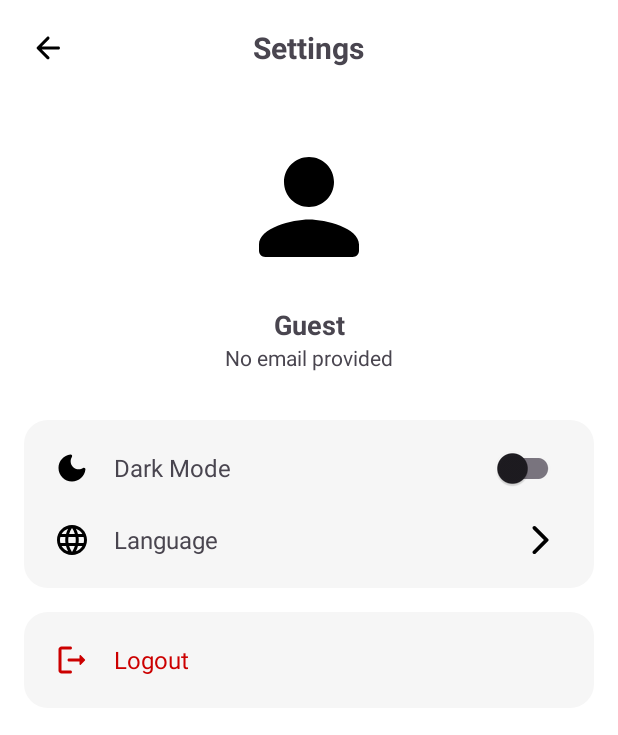
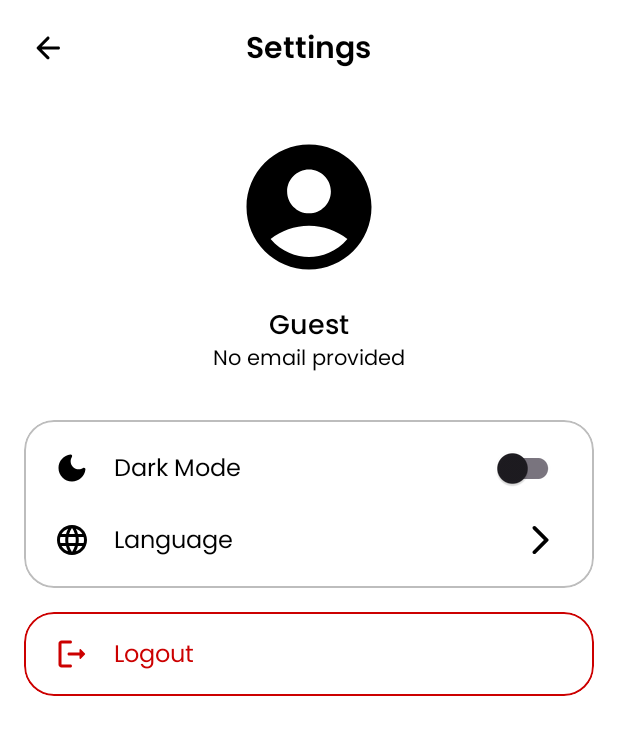
Before and after one commit to zyrridian/storizon-app, an Android app: the SettingsActivity screen opened directly, with no data from a screen before it, on a phone screen of 412 x 824 dp. Shown: the top 735 px of the screen. Run offline under Robolectric (Android 15) with nearby library versions, the phone set to English and light mode, and no system bars; our stand-ins replace CircleImageView.

Commit message:
feat: update settings other layouts

```diff
--- a/app/src/main/AndroidManifest.xml
+++ b/app/src/main/AndroidManifest.xml
@@ -30,7 +30,7 @@
 
         <meta-data
             android:name="com.google.android.geo.API_KEY"
-            android:value="MAPS_API_KEY" />
+            android:value="AIzaSyA_CZFhMsZW_YQx6J3iJZFSnLhnORs3Kx8" />
 
         <receiver
             android:name=".ui.widgets.StoryWidget"
--- a/app/src/main/java/com/example/storyapp/ui/maps/MapsActivity.kt
+++ b/app/src/main/java/com/example/storyapp/ui/maps/MapsActivity.kt
@@ -63,6 +63,7 @@ class MapsActivity : AppCompatActivity(), OnMapReadyCallback {
 
         lifecycleScope.launch {
             token = "Bearer ${SettingsPreferences.getInstance(dataStore).getTokenSession().first()}"
+            token?.let { viewModel.fetchStoriesWithLocation(it) }
         }
 
         val mapFragment = supportFragmentManager.findFragmentById(R.id.maps) as SupportMapFragment
@@ -75,7 +76,6 @@ class MapsActivity : AppCompatActivity(), OnMapReadyCallback {
         super.onResume()
         token?.let { viewModel.fetchStoriesWithLocation(it) }
     }
-
 
     override fun onMapReady(p0: GoogleMap) {
 
--- /dev/null
+++ b/app/src/main/res/drawable/ic_baseline_account_circle_100.xml
@@ -0,0 +1,12 @@
+<vector xmlns:android="http://schemas.android.com/apk/res/android"
+    android:width="100dp"
+    android:height="100dp"
+    android:tint="@color/black"
+    android:viewportWidth="24"
+    android:viewportHeight="24">
+
+    <path
+        android:fillColor="@android:color/white"
+        android:pathData="M12,2C6.48,2 2,6.48 2,12s4.48,10 10,10s10,-4.48 10,-10S17.52,2 12,2zM12,6c1.93,0 3.5,1.57 3.5,3.5S13.93,13 12,13s-3.5,-1.57 -3.5,-3.5S10.07,6 12,6zM12,20c-2.03,0 -4.43,-0.82 -6.14,-2.88C7.55,15.8 9.68,15 12,15s4.45,0.8 6.14,2.12C16.43,19.18 14.03,20 12,20z" />
+
+</vector>
--- a/app/src/main/res/layout/activity_settings.xml
+++ b/app/src/main/res/layout/activity_settings.xml
@@ -6,6 +6,7 @@
     android:layout_width="match_parent"
     android:layout_height="match_parent"
     android:scrollbars="none"
+    android:background="@color/white"
     tools:context=".ui.settings.SettingsActivity">
 
     <androidx.constraintlayout.widget.ConstraintLayout
@@ -31,15 +32,18 @@
                 android:contentDescription="@string/content_description_back_button"
                 android:focusable="true"
                 android:padding="4dp"
-                android:src="@drawable/ic_back" />
+                android:src="@drawable/ic_back"
+                app:tint="@color/black" />
 
             <TextView
                 android:layout_width="wrap_content"
                 android:layout_height="wrap_content"
                 android:layout_centerInParent="true"
+                android:fontFamily="@font/poppins_semibold"
+                android:includeFontPadding="false"
                 android:text="@string/settings"
-                android:textSize="20sp"
-                android:textStyle="bold" />
+                android:textColor="@color/black"
+                android:textSize="20sp" />
 
         </RelativeLayout>
 
@@ -49,19 +53,22 @@
             android:layout_height="0dp"
             android:layout_marginTop="24dp"
             android:scaleType="centerCrop"
-            android:src="@drawable/ic_person"
+            android:src="@drawable/ic_baseline_account_circle_100"
             app:layout_constraintDimensionRatio="1:1"
             app:layout_constraintEnd_toEndOf="parent"
             app:layout_constraintStart_toStartOf="parent"
-            app:layout_constraintTop_toBottomOf="@id/app_bar" />
+            app:layout_constraintTop_toBottomOf="@id/app_bar"
+            app:tint="@color/black" />
 
         <TextView
             android:id="@+id/name_text_view"
             android:layout_width="wrap_content"
             android:layout_height="wrap_content"
             android:layout_marginTop="16dp"
+            android:fontFamily="@font/poppins_medium"
+            android:includeFontPadding="false"
+            android:textColor="@color/black"
             android:textSize="18sp"
-            android:textStyle="bold"
             app:layout_constraintEnd_toEndOf="parent"
             app:layout_constraintStart_toStartOf="parent"
             app:layout_constraintTop_toBottomOf="@id/profile_image_view"
@@ -72,23 +79,32 @@
             android:id="@+id/email_text_view"
             android:layout_width="wrap_content"
             android:layout_height="wrap_content"
+            android:fontFamily="@font/poppins_regular"
+            android:includeFontPadding="false"
+            android:textColor="@color/black"
             app:layout_constraintEnd_toEndOf="parent"
             app:layout_constraintStart_toStartOf="parent"
             app:layout_constraintTop_toBottomOf="@id/name_text_view"
             tools:text="mibnu@gmail.com" />
 
+        <com.google.android.material.card.MaterialCardView
+            android:layout_width="match_parent"
+            android:id="@+id/linear1"
+            app:layout_constraintEnd_toEndOf="parent"
+            app:cardBackgroundColor="@color/white"
+            app:strokeColor="@color/grey"
+            android:layout_marginHorizontal="16dp"
+            android:layout_marginTop="32dp"
+            app:cardCornerRadius="20dp"
+            app:layout_constraintStart_toStartOf="parent"
+            app:layout_constraintTop_toBottomOf="@id/email_text_view"
+            android:layout_height="wrap_content">
+
             <LinearLayout
-            android:id="@+id/linear1"
                 android:layout_width="match_parent"
                 android:layout_height="wrap_content"
-            android:layout_marginHorizontal="16dp"
-            android:layout_marginTop="32dp"
-            android:background="@drawable/bg_settings"
                 android:orientation="vertical"
-            android:paddingVertical="8dp"
-            app:layout_constraintEnd_toEndOf="parent"
-            app:layout_constraintStart_toStartOf="parent"
-            app:layout_constraintTop_toBottomOf="@id/email_text_view">
+                android:paddingVertical="8dp">
 
                 <RelativeLayout
                     android:id="@+id/dark_mode_layout"
@@ -102,7 +118,8 @@
                         android:layout_height="wrap_content"
                         android:layout_centerVertical="true"
                         android:contentDescription="@string/content_description_dark_mode_icon"
-                    android:src="@drawable/ic_dark" />
+                        android:src="@drawable/ic_dark"
+                        app:tint="@color/black" />
 
                     <TextView
                         android:id="@+id/dark_mode_text_view"
@@ -111,7 +128,10 @@
                         android:layout_centerVertical="true"
                         android:layout_marginStart="16dp"
                         android:layout_toEndOf="@id/dark_mode_image_view"
+                        android:fontFamily="@font/poppins_regular"
+                        android:includeFontPadding="false"
                         android:text="@string/dark_mode"
+                        android:textColor="@color/black"
                         android:textSize="16sp"
                         tools:ignore="RelativeOverlap" />
 
@@ -164,9 +184,6 @@
                     android:id="@+id/language_layout"
                     android:layout_width="match_parent"
                     android:layout_height="wrap_content"
-                android:background="?attr/selectableItemBackground"
-                android:clickable="true"
-                android:focusable="true"
                     android:paddingHorizontal="20dp">
 
                     <ImageView
@@ -175,7 +192,8 @@
                         android:layout_height="wrap_content"
                         android:layout_centerVertical="true"
                         android:contentDescription="@string/content_description_language_icon"
-                    android:src="@drawable/ic_language" />
+                        android:src="@drawable/ic_language"
+                        app:tint="@color/black" />
 
                     <TextView
                         android:id="@+id/language_text_view"
@@ -184,7 +202,10 @@
                         android:layout_centerVertical="true"
                         android:layout_marginStart="16dp"
                         android:layout_toEndOf="@id/language_image_view"
+                        android:fontFamily="@font/poppins_regular"
+                        android:includeFontPadding="false"
                         android:text="@string/language"
+                        android:textColor="@color/black"
                         android:textSize="16sp"
                         tools:ignore="RelativeOverlap" />
 
@@ -196,34 +217,38 @@
                         android:layout_marginEnd="4dp"
                         android:contentDescription="@string/content_description_language_button"
                         android:paddingVertical="12dp"
-                    android:src="@drawable/ic_arrow_forward" />
+                        android:src="@drawable/ic_arrow_forward"
+                        app:tint="@color/black" />
 
                 </RelativeLayout>
 
             </LinearLayout>
 
-        <LinearLayout
+        </com.google.android.material.card.MaterialCardView>
+
+        <com.google.android.material.card.MaterialCardView
             android:id="@+id/linear2"
             android:layout_width="match_parent"
             android:layout_height="wrap_content"
             android:layout_marginHorizontal="16dp"
             android:layout_marginTop="16dp"
-            android:background="@drawable/bg_settings"
+            android:clickable="true"
+            android:focusable="true"
             android:orientation="vertical"
             android:paddingVertical="8dp"
+            app:cardBackgroundColor="@color/white"
+            app:cardCornerRadius="20dp"
             app:layout_constraintEnd_toEndOf="parent"
             app:layout_constraintStart_toStartOf="parent"
-            app:layout_constraintTop_toBottomOf="@id/linear1">
+            app:layout_constraintTop_toBottomOf="@id/linear1"
+            app:strokeColor="@android:color/holo_red_dark">
 
             <RelativeLayout
                 android:id="@+id/logout_layout"
                 android:layout_width="match_parent"
                 android:layout_height="wrap_content"
-                android:background="?attr/selectableItemBackground"
-                android:clickable="true"
-                android:focusable="true"
                 android:paddingHorizontal="20dp"
-                android:paddingVertical="12dp">
+                android:paddingVertical="16dp">
 
                 <ImageView
                     android:id="@+id/logout_image_view"
@@ -241,13 +266,15 @@
                     android:layout_centerVertical="true"
                     android:layout_marginStart="16dp"
                     android:layout_toEndOf="@id/logout_image_view"
+                    android:fontFamily="@font/poppins_regular"
+                    android:includeFontPadding="false"
                     android:text="@string/logout"
                     android:textColor="@android:color/holo_red_dark"
                     android:textSize="16sp" />
 
             </RelativeLayout>
 
-        </LinearLayout>
+        </com.google.android.material.card.MaterialCardView>
 
     </androidx.constraintlayout.widget.ConstraintLayout>
 
--- a/app/src/main/res/values-night/colors.xml
+++ b/app/src/main/res/values-night/colors.xml
@@ -6,4 +6,5 @@
     <color name="light_gray">#404040</color>
     <color name="card">#161616</color>
     <color name="almost_white">#282828</color>
+    <color name="grey">#595959</color>
 </resources>
```
Also changed, not shown: app/src/main/java/com/example/storyapp/ui/stories/StoryListActivity.kt (+1 -0 lines), app/src/main/res/layout/activity_main.xml (+14 -11 lines), app/src/main/res/raw/map_style.json (+76 -58 lines). Lines whose indentation alone changed are shown as unchanged.
